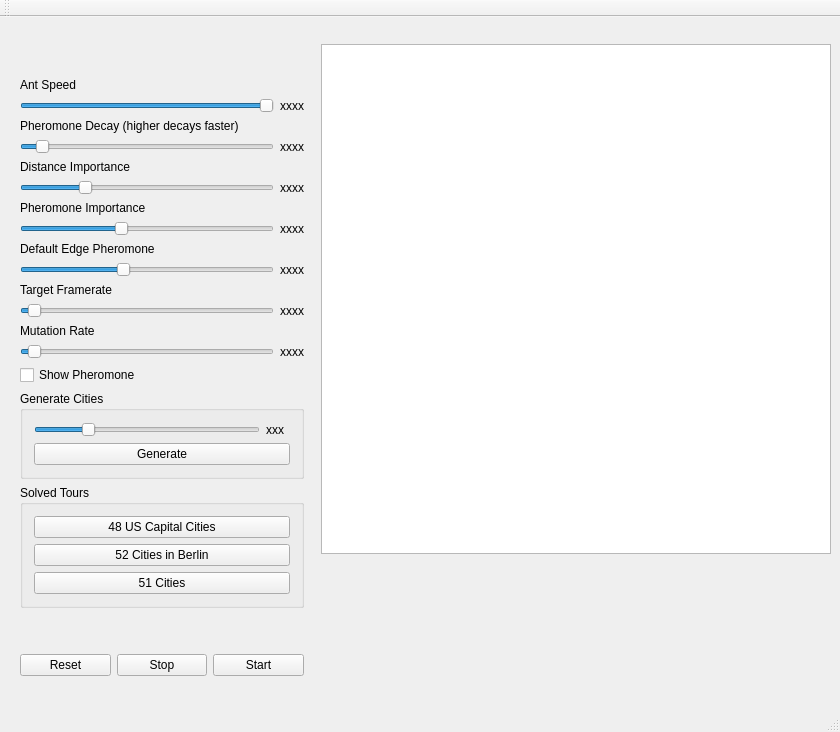
First picture: the form in mainwindow.ui, repository DrewMartin/TSP-ants, before the edit.
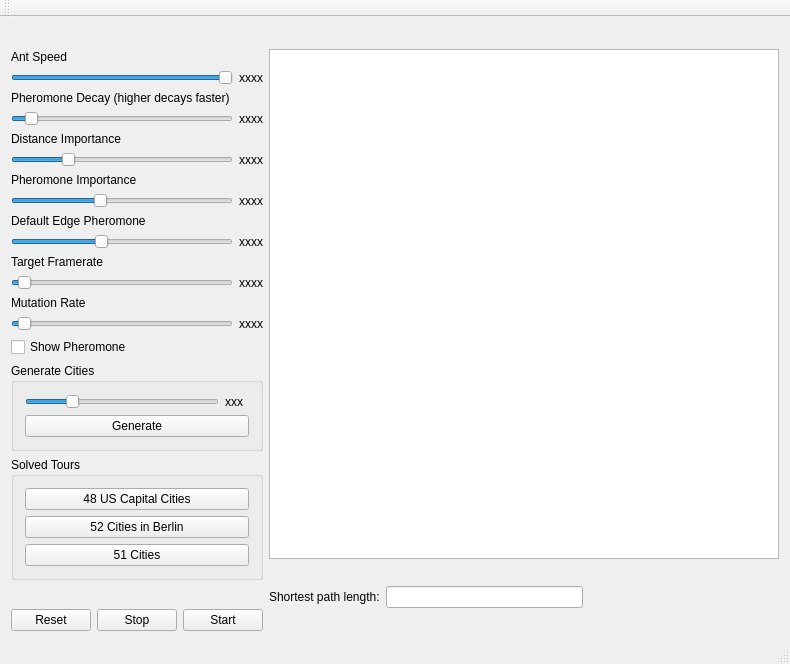
Second picture: the form after the edit. Custom widgets are drawn as their Qt base class.

Commit message:
Better scaling of tours. Uses original city coordinates, and scales view
Also fixed logic so cities can be removed correctly.

```diff
--- a/mainwindow.ui
+++ b/mainwindow.ui
@@ -6,65 +6,16 @@
    <rect>
     <x>0</x>
     <y>0</y>
-    <width>840</width>
-    <height>732</height>
+    <width>777</width>
+    <height>664</height>
    </rect>
   </property>
   <property name="windowTitle">
    <string>MainWindow</string>
   </property>
   <widget class="QWidget" name="centralWidget">
-   <widget class="GraphicsView" name="graphicsView">
-    <property name="geometry">
-     <rect>
-      <x>321</x>
-      <y>27</y>
-      <width>510</width>
-      <height>510</height>
-     </rect>
-    </property>
-    <property name="sizePolicy">
-     <sizepolicy hsizetype="Minimum" vsizetype="Minimum">
-      <horstretch>0</horstretch>
-      <verstretch>0</verstretch>
-     </sizepolicy>
-    </property>
-    <property name="minimumSize">
-     <size>
-      <width>510</width>
-      <height>510</height>
-     </size>
-    </property>
-    <property name="maximumSize">
-     <size>
-      <width>510</width>
-      <height>510</height>
-     </size>
-    </property>
-    <property name="verticalScrollBarPolicy">
-     <enum>Qt::ScrollBarAlwaysOff</enum>
-    </property>
-    <property name="horizontalScrollBarPolicy">
-     <enum>Qt::ScrollBarAlwaysOff</enum>
-    </property>
-    <property name="sceneRect">
-     <rectf>
-      <x>0.000000000000000</x>
-      <y>0.000000000000000</y>
-      <width>0.000000000000000</width>
-      <height>0.000000000000000</height>
-     </rectf>
-    </property>
-   </widget>
-   <widget class="QWidget" name="layoutWidget">
-    <property name="geometry">
-     <rect>
-      <x>9</x>
-      <y>9</y>
-      <width>306</width>
-      <height>661</height>
-     </rect>
-    </property>
+   <layout class="QHBoxLayout" name="horizontalLayout_11">
+    <item>
     <layout class="QVBoxLayout" name="verticalLayout_3">
      <item>
       <spacer name="verticalSpacer_2">
@@ -523,7 +474,75 @@
       </layout>
      </item>
     </layout>
-   </widget>
+    </item>
+    <item>
+     <layout class="QVBoxLayout" name="verticalLayout_2">
+      <item>
+       <widget class="GraphicsView" name="graphicsView">
+        <property name="sizePolicy">
+         <sizepolicy hsizetype="Minimum" vsizetype="Minimum">
+          <horstretch>0</horstretch>
+          <verstretch>0</verstretch>
+         </sizepolicy>
+        </property>
+        <property name="minimumSize">
+         <size>
+          <width>510</width>
+          <height>510</height>
+         </size>
+        </property>
+        <property name="maximumSize">
+         <size>
+          <width>510</width>
+          <height>510</height>
+         </size>
+        </property>
+        <property name="verticalScrollBarPolicy">
+         <enum>Qt::ScrollBarAlwaysOff</enum>
+        </property>
+        <property name="horizontalScrollBarPolicy">
+         <enum>Qt::ScrollBarAlwaysOff</enum>
+        </property>
+        <property name="sceneRect">
+         <rectf>
+          <x>0.000000000000000</x>
+          <y>0.000000000000000</y>
+          <width>0.000000000000000</width>
+          <height>0.000000000000000</height>
+         </rectf>
+        </property>
+       </widget>
+      </item>
+      <item>
+       <layout class="QHBoxLayout" name="horizontalLayout_4">
+        <item>
+         <widget class="QLabel" name="label_7">
+          <property name="text">
+           <string>Shortest path length:</string>
+          </property>
+         </widget>
+        </item>
+        <item>
+         <widget class="QLineEdit" name="pathLengthEdit"/>
+        </item>
+        <item>
+         <spacer name="horizontalSpacer_2">
+          <property name="orientation">
+           <enum>Qt::Horizontal</enum>
+          </property>
+          <property name="sizeHint" stdset="0">
+           <size>
+            <width>40</width>
+            <height>20</height>
+           </size>
+          </property>
+         </spacer>
+        </item>
+       </layout>
+      </item>
+     </layout>
+    </item>
+   </layout>
   </widget>
   <widget class="QMenuBar" name="menuBar">
    <property name="geometry">
```
Left out of the diff: 2 changed lines with no effect on the pictures. Lines whose indentation alone changed are shown as unchanged. The commit also changes 11 other files.
